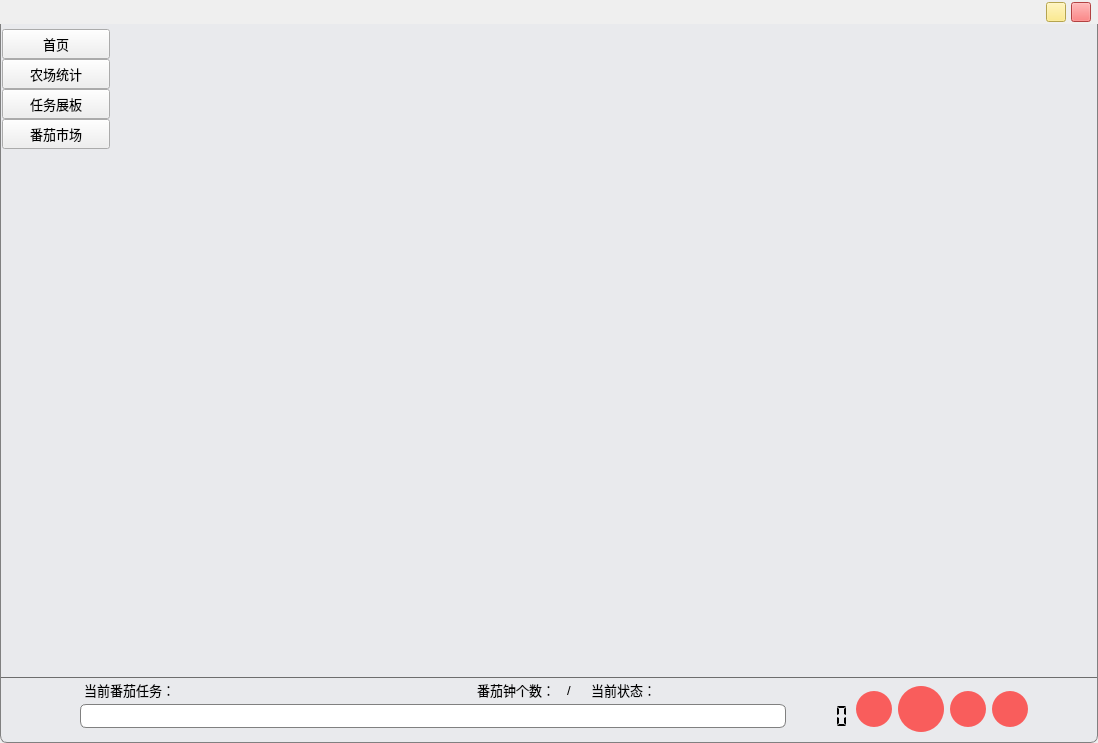
Before: the Qt Designer form gui/mainWindow.ui in WatsonJay/tomato_farm, drawn with Qt 5.
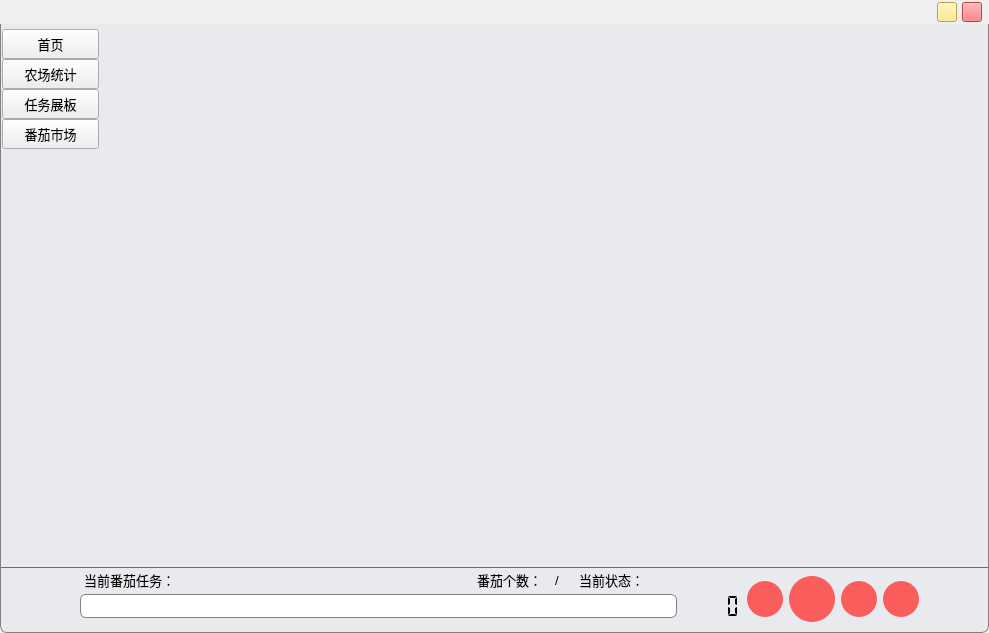
After: the same form once the commit is applied. Icons and pictures are not drawn. Custom widgets are drawn as their Qt base class.

Patch:
```diff
--- a/gui/mainWindow.ui
+++ b/gui/mainWindow.ui
@@ -9,8 +9,8 @@
    <rect>
     <x>0</x>
     <y>0</y>
-    <width>1098</width>
-    <height>743</height>
+    <width>989</width>
+    <height>633</height>
    </rect>
   </property>
   <property name="windowTitle">
@@ -643,13 +643,13 @@
                <widget class="QLabel" name="label_4">
                 <property name="minimumSize">
                  <size>
-                  <width>76</width>
+                  <width>64</width>
                   <height>0</height>
                  </size>
                 </property>
                 <property name="maximumSize">
                  <size>
-                  <width>76</width>
+                  <width>64</width>
                   <height>16777215</height>
                  </size>
                 </property>
@@ -660,7 +660,7 @@
                  </font>
                 </property>
                 <property name="text">
-                 <string>番茄钟个数：</string>
+                 <string>番茄个数：</string>
                 </property>
                </widget>
               </item>
@@ -1036,6 +1036,9 @@
             <property name="styleSheet">
              <string notr="true">#miniSizeButton{
 	border:none;
+}
+#miniSizeButton::pressed{
+	background:#c0d5d6;
 }</string>
             </property>
             <property name="text">
```
